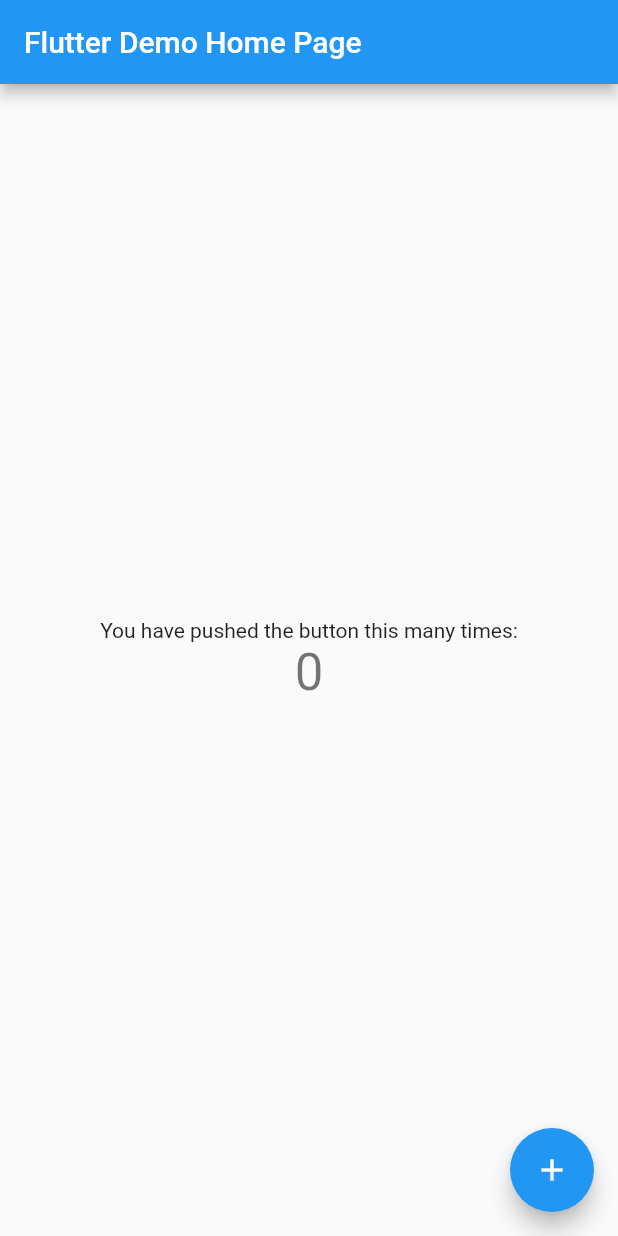
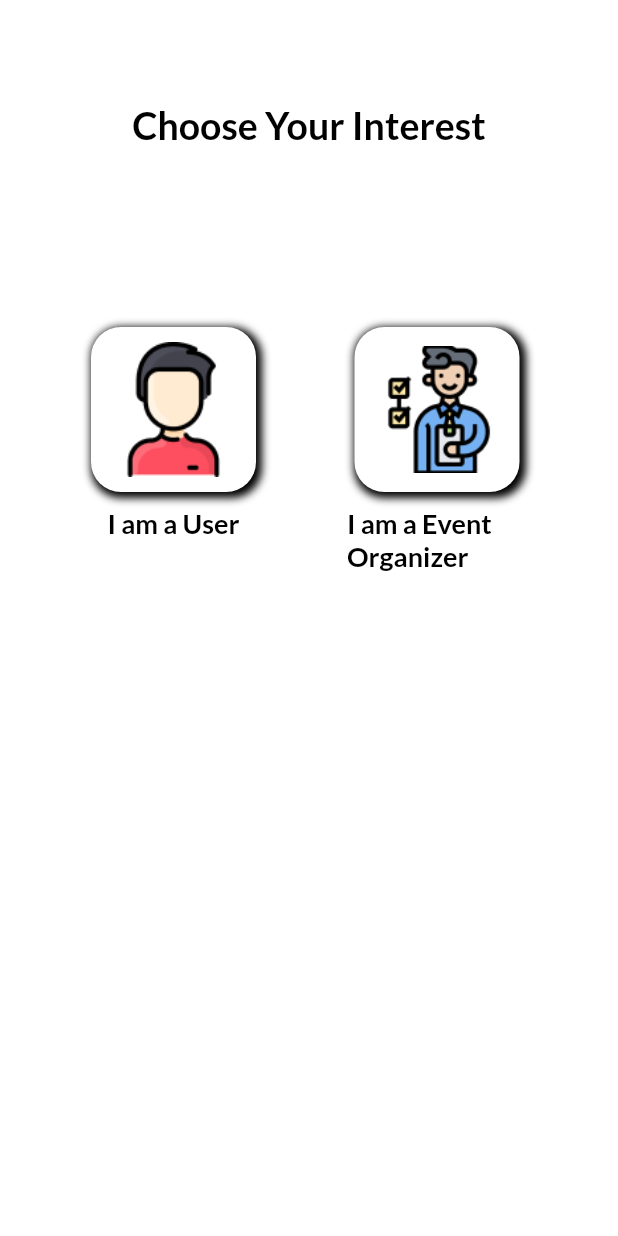
Before and after one commit to abhijeet-nag/book_my_event, a Flutter app: the screen it shows after launch, on a phone screen of 412 x 824 dp. Run offline on Flutter 3.47's test engine with Material 2 defaults, Android fonts, the phone set to English and light mode, and no system bars; drawn by our look-alikes of auto_size_text; our stand-ins replace get, google_fonts, intl_phone_number_input, splashscreen.

Commit message:
1st day of Commit

```diff
--- a/lib/main.dart
+++ b/lib/main.dart
@@ -1,4 +1,7 @@
+import 'package:book_my_event/screens/splash.dart';
+import 'package:book_my_event/widgets/theme_data.dart';
 import 'package:flutter/material.dart';
+import 'package:get/get.dart';
 
 void main() {
   runApp(const MyApp());
@@ -10,83 +13,11 @@ class MyApp extends StatelessWidget {
   // This widget is the root of your application.
   @override
   Widget build(BuildContext context) {
-    return MaterialApp(
-      title: 'Flutter Demo',
-      theme: ThemeData(
-        primarySwatch: Colors.blue,
-      ),
-      home: const MyHomePage(title: 'Flutter Demo Home Page'),
+    return GetMaterialApp(
+      debugShowCheckedModeBanner: false,
+      title: 'Book My Event',
+      theme: colorTheme(),
+      home: const Splash(),
     );
   }
 }
-
-class MyHomePage extends StatefulWidget {
-  const MyHomePage({Key? key, required this.title}) : super(key: key);
-
-  final String title;
-
-  @override
-  State<MyHomePage> createState() => _MyHomePageState();
-}
-
-class _MyHomePageState extends State<MyHomePage> {
-  int _counter = 0;
-
-  void _incrementCounter() {
-    setState(() {
-      _counter++;
-    });
-  }
-
-  @override
-  Widget build(BuildContext context) {
-    // This method is rerun every time setState is called, for instance as done
-    // by the _incrementCounter method above.
-    //
-    // The Flutter framework has been optimized to make rerunning build methods
-    // fast, so that you can just rebuild anything that needs updating rather
-    // than having to individually change instances of widgets.
-    return Scaffold(
-      appBar: AppBar(
-        // Here we take the value from the MyHomePage object that was created by
-        // the App.build method, and use it to set our appbar title.
-        title: Text(widget.title),
-      ),
-      body: Center(
-        // Center is a layout widget. It takes a single child and positions it
-        // in the middle of the parent.
-        child: Column(
-          // Column is also a layout widget. It takes a list of children and
-          // arranges them vertically. By default, it sizes itself to fit its
-          // children horizontally, and tries to be as tall as its parent.
-          //
-          // Invoke "debug painting" (press "p" in the console, choose the
-          // "Toggle Debug Paint" action from the Flutter Inspector in Android
-          // Studio, or the "Toggle Debug Paint" command in Visual Studio Code)
-          // to see the wireframe for each widget.
-          //
-          // Column has various properties to control how it sizes itself and
-          // how it positions its children. Here we use mainAxisAlignment to
-          // center the children vertically; the main axis here is the vertical
-          // axis because Columns are vertical (the cross axis would be
-          // horizontal).
-          mainAxisAlignment: MainAxisAlignment.center,
-          children: <Widget>[
-            const Text(
-              'You have pushed the button this many times:',
-            ),
-            Text(
-              '$_counter',
-              style: Theme.of(context).textTheme.headline4,
-            ),
-          ],
-        ),
-      ),
-      floatingActionButton: FloatingActionButton(
-        onPressed: _incrementCounter,
-        tooltip: 'Increment',
-        child: const Icon(Icons.add),
-      ), // This trailing comma makes auto-formatting nicer for build methods.
-    );
-  }
-}
--- /dev/null
+++ b/lib/models/colors.dart
@@ -0,0 +1,4 @@
+import 'package:flutter/cupertino.dart';
+import 'package:flutter/material.dart';
+
+Color backgroundColor = const Color(0xffE7374C);
--- /dev/null
+++ b/lib/screens/choose_screen.dart
@@ -0,0 +1,124 @@
+import 'package:auto_size_text/auto_size_text.dart';
+import 'package:book_my_event/screens/login_screen.dart';
+import 'package:flutter/material.dart';
+import 'package:get/get.dart';
+
+class ChooseScreen extends StatefulWidget {
+  const ChooseScreen({Key? key}) : super(key: key);
+
+  @override
+  _ChooseScreenState createState() => _ChooseScreenState();
+}
+
+class _ChooseScreenState extends State<ChooseScreen> {
+  @override
+  Widget build(BuildContext context) {
+    return Scaffold(
+      backgroundColor: Colors.white,
+      body: SafeArea(
+        child: Column(
+          children: [
+            const Padding(
+              padding: EdgeInsets.only(top: 68.0),
+              child: Text(
+                "Choose Your Interest",
+                style: TextStyle(fontWeight: FontWeight.bold, fontSize: 25),
+              ),
+            ),
+            Padding(
+              padding: const EdgeInsets.only(top: 120),
+              child: Row(
+                mainAxisAlignment: MainAxisAlignment.spaceEvenly,
+                crossAxisAlignment: CrossAxisAlignment.start,
+                children: [
+                  GestureDetector(
+                    onTap: () {
+                      Get.to(const LoginScreen());
+                    },
+                    child: Column(
+                      children: [
+                        Container(
+                          height: 110,
+                          width: 110,
+                          decoration: BoxDecoration(
+                            color: Colors.white,
+                            borderRadius: BorderRadius.circular(20.0),
+                            boxShadow: const [
+                              BoxShadow(
+                                color: Colors.black,
+                                blurRadius: 4.0,
+                                spreadRadius: 2.0,
+                                offset: Offset(
+                                    2.0, 2.0), // shadow direction: bottom right
+                              )
+                            ],
+                          ),
+                          child: Padding(
+                            padding: const EdgeInsets.all(10),
+                            child: Image.asset("assets/images/user.png"),
+                          ),
+                        ),
+                        const SizedBox(
+                          height: 10,
+                        ),
+                        const Text(
+                          "I am a User",
+                          style: TextStyle(
+                              color: Colors.black,
+                              fontWeight: FontWeight.bold,
+                              fontSize: 18),
+                        )
+                      ],
+                    ),
+                  ),
+                  GestureDetector(
+                    child: Column(
+                      crossAxisAlignment: CrossAxisAlignment.center,
+                      children: [
+                        Container(
+                          height: 110,
+                          width: 110,
+                          decoration: BoxDecoration(
+                            color: Colors.white,
+                            borderRadius: BorderRadius.circular(20.0),
+                            boxShadow: const [
+                              BoxShadow(
+                                color: Colors.black,
+                                blurRadius: 4.0,
+                                spreadRadius: 2.0,
+                                offset: Offset(
+                                    2.0, 2.0), // shadow direction: bottom right
+                              )
+                            ],
+                          ),
+                          child: Padding(
+                            padding: const EdgeInsets.all(10),
+                            child: Image.asset("assets/images/planner.png"),
+                          ),
+                        ),
+                        const SizedBox(
+                          height: 10,
+                        ),
+                        const SizedBox(
+                          width: 120,
+                          child: AutoSizeText(
+                            "I am a Event Organizer",
+                            style: TextStyle(
+                                color: Colors.black,
+                                fontWeight: FontWeight.bold,
+                                fontSize: 18),
+                            maxLines: 2,
+                          ),
+                        ),
+                      ],
+                    ),
+                  ),
+                ],
+              ),
+            ),
+          ],
+        ),
+      ),
+    );
+  }
+}
--- /dev/null
+++ b/lib/widgets/theme_data.dart
@@ -0,0 +1,22 @@
+import 'package:flutter/material.dart';
+import 'package:google_fonts/google_fonts.dart';
+
+ThemeData colorTheme() {
+  return ThemeData(
+    textTheme: const TextTheme(
+      bodyText1: TextStyle(),
+      bodyText2: TextStyle(),
+      headline1: TextStyle(),
+    ).apply(
+      bodyColor: Colors.black,
+      fontFamily: GoogleFonts.lato().fontFamily,
+    ),
+  );
+}
+
+ThemeData whiteBackgroundTheme() {
+  return ThemeData(
+    canvasColor: Colors.white,
+    primarySwatch: Colors.blue,
+  );
+}
--- a/pubspec.yaml
+++ b/pubspec.yaml
@@ -34,6 +34,11 @@ dependencies:
   # The following adds the Cupertino Icons font to your application.
   # Use with the CupertinoIcons class for iOS style icons.
   cupertino_icons: ^1.0.2
+  splashscreen: ^1.3.5
+  auto_size_text: ^3.0.0
+  get: ^4.3.8
+  google_fonts: ^2.1.0
+  intl_phone_number_input: ^0.7.0+2
 
 dev_dependencies:
   flutter_test:
```
Also changed, not shown: lib/screens/login_screen.dart (added, +99 -0 lines), lib/screens/splash.dart (added, +25 -0 lines), lib/widgets/app_bar.dart (added, +10 -0 lines), assets/images/planner.png (added), assets/images/user.png (added), pubspec.lock.
